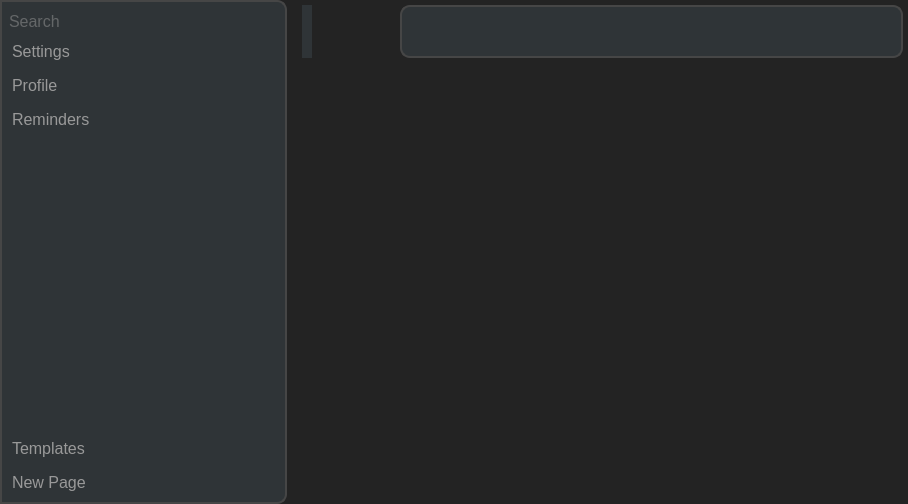
This is mainwindow.ui in alvi-khan/Marshal as Qt 5 draws it before an edit. The edited form follows.
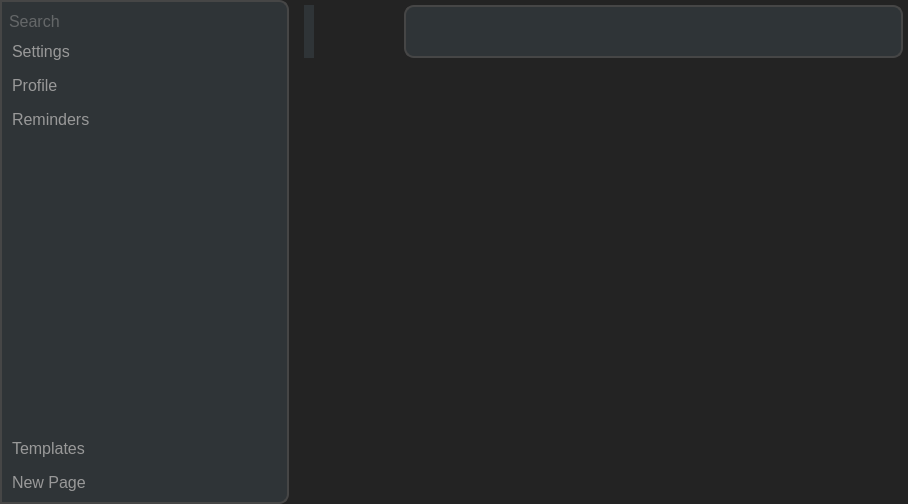
This is the edited form. Icons and pictures are not drawn. Custom widgets are drawn as their Qt base class.

Diff of the .ui file:
```diff
--- a/mainwindow.ui
+++ b/mainwindow.ui
@@ -430,6 +430,7 @@
 }
 QPushButton {
 	padding: 8px;
+	Text-align: center;
 }
 QToolTip {
 	border: 1px solid rgb(70, 70, 70);
@@ -462,7 +463,7 @@
                 <item>
                  <widget class="QPushButton" name="trashButton">
                   <property name="styleSheet">
-                   <string notr="true">padding: 10px</string>
+                   <string notr="true"/>
                   </property>
                   <property name="text">
                    <string/>
@@ -729,8 +730,8 @@
                <rect>
                 <x>0</x>
                 <y>0</y>
-                <width>632</width>
-                <height>345</height>
+                <width>586</width>
+                <height>349</height>
                </rect>
               </property>
               <layout class="QVBoxLayout" name="verticalLayout_7">
```
Left out of the diff: 3 changed lines with no effect on the pictures.
